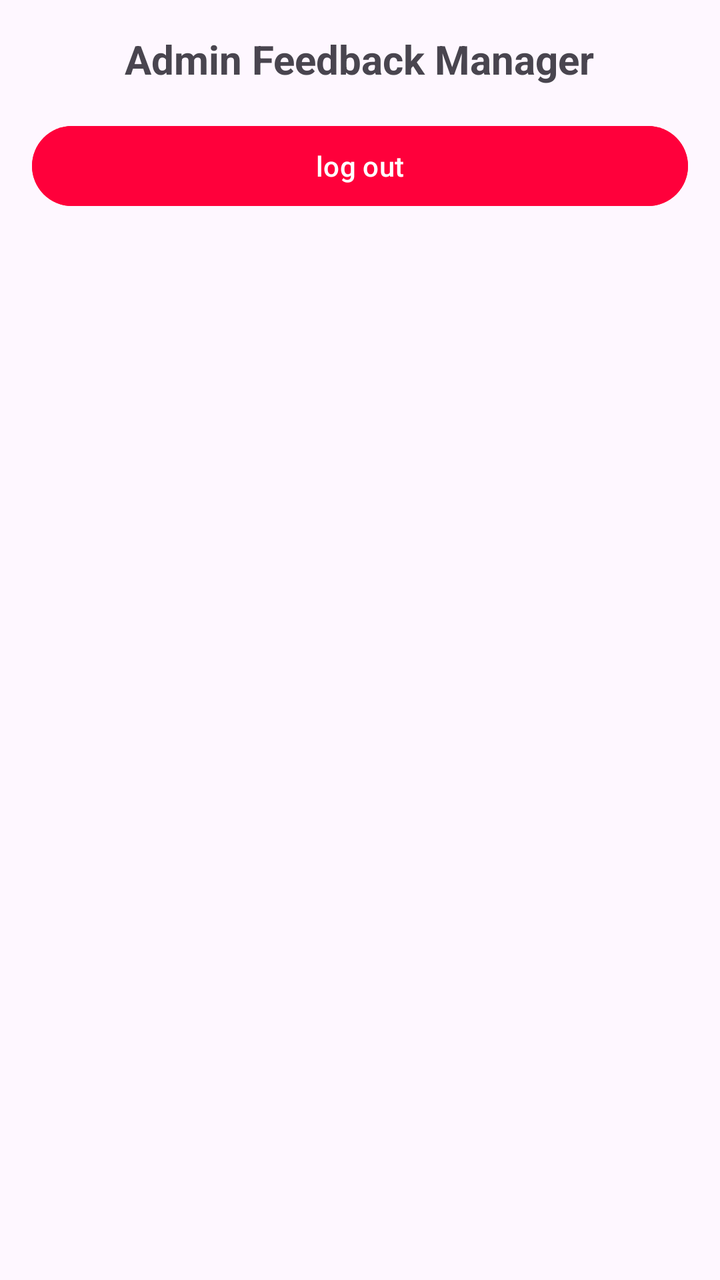
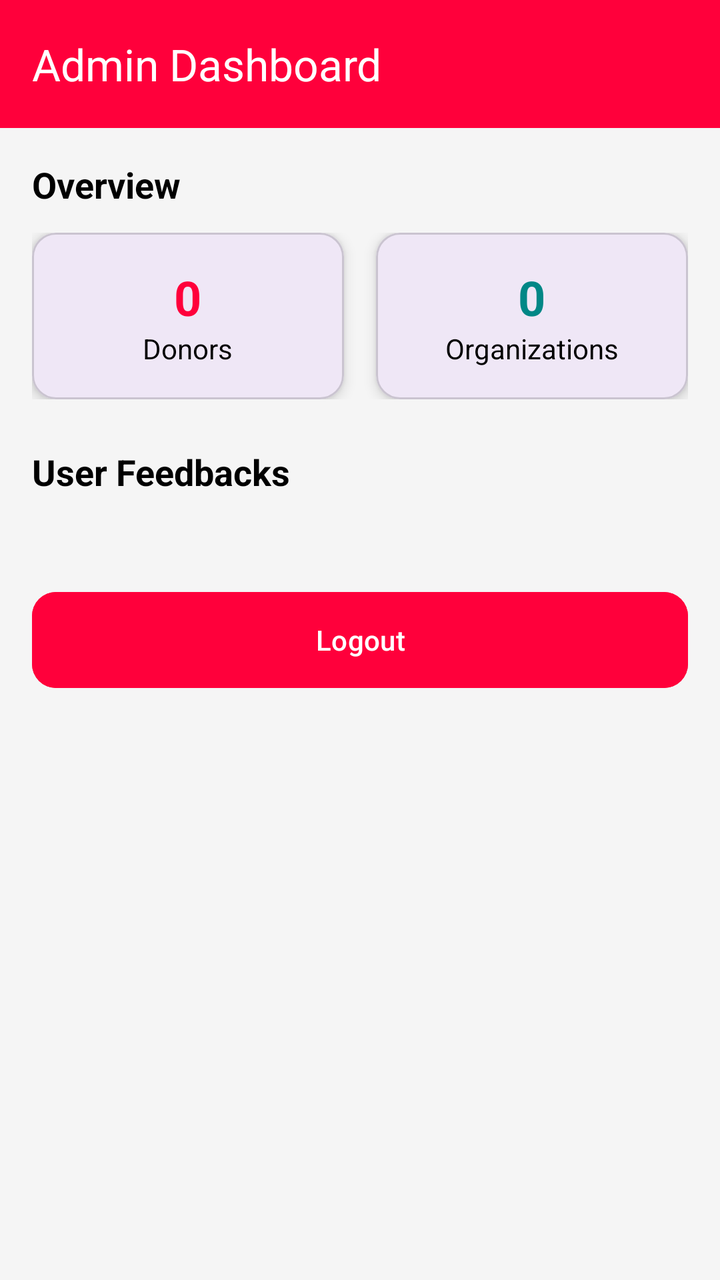

The first picture is an Android layout as it rendered before a commit; the second is the same layout after the commit. The layout source and the unified diff follow.
<!-- AndroidManifest.xml: application theme Theme.Orphans -->
<!-- res/layout/activity_admin.xml -->
<?xml version="1.0" encoding="utf-8"?>
<LinearLayout xmlns:android="http://schemas.android.com/apk/res/android"
    android:layout_width="match_parent"
    android:layout_height="match_parent"
    android:orientation="vertical"
    android:padding="16dp">

    <TextView
        android:id="@+id/adminTitle"
        android:layout_width="wrap_content"
        android:layout_height="wrap_content"
        android:text="Admin Feedback Manager"
        android:textSize="20sp"
        android:textStyle="bold"
        android:layout_gravity="center"/>

    <androidx.recyclerview.widget.RecyclerView
        android:id="@+id/feedbackRecyclerView"
        android:layout_width="match_parent"
        android:layout_height="wrap_content"
        android:layout_marginTop="16dp" />

    <Button
        android:id="@+id/logoutButton"
        android:layout_width="match_parent"
        android:layout_height="wrap_content"
        android:backgroundTint="@color/pinkColor"
        android:text="log out" />

</LinearLayout>
<!-- resources referenced by this layout -->
<resources>
  <color name="pinkColor">#FF003B</color>
  <style name="Theme.Orphans" parent="Base.Theme.Orphans" />
  <style name="Base.Theme.Orphans" parent="Theme.Material3.DayNight.NoActionBar">
          
          
      </style>
</resources>

<!-- the commit's change to res/layout/activity_admin.xml (unified diff, before → after) -->
@@ -1,30 +1,237 @@
+<?xml version="1.0" encoding="utf-8"?>
+<androidx.coordinatorlayout.widget.CoordinatorLayout xmlns:android="http://schemas.android.com/apk/res/android"
+    xmlns:app="http://schemas.android.com/apk/res-auto"
+    xmlns:tools="http://schemas.android.com/tools"
+    android:layout_width="match_parent"
+    android:layout_height="match_parent"
+    android:background="#F5F5F5">
+
+    <com.google.android.material.appbar.AppBarLayout
+        android:layout_width="match_parent"
+        android:layout_height="wrap_content"
+        android:background="@color/pinkColor">
+
+        <androidx.appcompat.widget.Toolbar
+            android:layout_width="match_parent"
+            android:layout_height="?attr/actionBarSize"
+            app:title="Admin Dashboard"
+            app:titleTextColor="@color/white" />
+
+    </com.google.android.material.appbar.AppBarLayout>
+
+    <androidx.core.widget.NestedScrollView
+        android:layout_width="match_parent"
+        android:layout_height="match_parent"
+        app:layout_behavior="@string/appbar_scrolling_view_behavior">
+
+        <LinearLayout
+            android:layout_width="match_parent"
+            android:layout_height="wrap_content"
+            android:orientation="vertical"
+            android:padding="16dp">
+
+            
+            <TextView
+                android:layout_width="wrap_content"
+                android:layout_height="wrap_content"
+                android:text="Overview"
+                android:textColor="@color/black"
+                android:textSize="18sp"
+                android:textStyle="bold"
+                android:layout_marginBottom="12dp"/>
+
+            <LinearLayout
+                android:layout_width="match_parent"
+                android:layout_height="wrap_content"
+                android:orientation="horizontal"
+                android:baselineAligned="false">
+
+                <com.google.android.material.card.MaterialCardView
+                    android:layout_width="0dp"
+                    android:layout_height="wrap_content"
+                    android:layout_weight="1"
+                    android:layout_marginEnd="8dp"
+                    app:cardCornerRadius="12dp"
+                    app:cardElevation="4dp">
+
+                    <LinearLayout
+                        android:layout_width="match_parent"
+                        android:layout_height="wrap_content"
+                        android:orientation="vertical"
+                        android:padding="16dp"
+                        android:gravity="center">
+
+                        <TextView
+                            android:id="@+id/donorCountText"
+                            android:layout_width="wrap_content"
+                            android:layout_height="wrap_content"
+                            android:text="0"
+                            android:textColor="@color/pinkColor"
+                            android:textSize="24sp"
+                            android:textStyle="bold" />
+
+                        <TextView
+                            android:layout_width="wrap_content"
+                            android:layout_height="wrap_content"
+                            android:text="Donors"
+                            android:textColor="@color/black"
+                            android:textSize="14sp" />
+                    </LinearLayout>
+                </com.google.android.material.card.MaterialCardView>
+
+                <com.google.android.material.card.MaterialCardView
+                    android:layout_width="0dp"
+                    android:layout_height="wrap_content"
+                    android:layout_weight="1"
+                    android:layout_marginStart="8dp"
+                    app:cardCornerRadius="12dp"
+                    app:cardElevation="4dp">
+
+                    <LinearLayout
+                        android:layout_width="match_parent"
+                        android:layout_height="wrap_content"
+                        android:orientation="vertical"
+                        android:padding="16dp"
+                        android:gravity="center">
+
+                        <TextView
+                            android:id="@+id/orgCountText"
+                            android:layout_width="wrap_content"
+                            android:layout_height="wrap_content"
+                            android:text="0"
+                            android:textColor="@color/teal_700"
+                            android:textSize="24sp"
+                            android:textStyle="bold" />
+
+                        <TextView
+                            android:layout_width="wrap_content"
+                            android:layout_height="wrap_content"
+                            android:text="Organizations"
+                            android:textColor="@color/black"
+                            android:textSize="14sp" />
+                    </LinearLayout>
+                </com.google.android.material.card.MaterialCardView>
+
+            </LinearLayout>
+
+            
+            <TextView
+                android:layout_width="wrap_content"
+                android:layout_height="wrap_content"
+                android:text="User Feedbacks"
+                android:textColor="@color/black"
+                android:textSize="18sp"
+                android:textStyle="bold"
+                android:layout_marginTop="24dp"
+                android:layout_marginBottom="12dp"/>
+
+            <com.google.android.material.card.MaterialCardView
+                android:layout_width="match_parent"
+                android:layout_height="wrap_content"
+                app:cardCornerRadius="12dp"
+                app:cardElevation="2dp"
+                app:strokeWidth="0dp">
+
+                <androidx.recyclerview.widget.RecyclerView
+                    android:id="@+id/feedbackRecyclerView"
+                    android:layout_width="match_parent"
+                    android:layout_height="wrap_content"
+                    android:nestedScrollingEnabled="false"
+                    tools:listitem="@layout/item_feedback" />
+
+            </com.google.android.material.card.MaterialCardView>
+
+            <Button
+                android:id="@+id/logoutButton"
+                android:layout_width="match_parent"
+                android:layout_height="56dp"
+                android:layout_marginTop="32dp"
+                android:layout_marginBottom="16dp"
+                android:backgroundTint="@color/pinkColor"
+                android:text="Logout"
+                android:textAllCaps="false"
+                app:cornerRadius="12dp" />
+
+        </LinearLayout>
+    </androidx.core.widget.NestedScrollView>
+
+</androidx.coordinatorlayout.widget.CoordinatorLayout>
+<!-- res/layout/item_feedback.xml (included above) -->
 <?xml version="1.0" encoding="utf-8"?>
 <LinearLayout xmlns:android="http://schemas.android.com/apk/res/android"
+    xmlns:app="http://schemas.android.com/apk/res-auto"
     android:layout_width="match_parent"
-    android:layout_height="match_parent"
+    android:layout_height="wrap_content"
     android:orientation="vertical"
-    android:padding="16dp">
-
-    <TextView
-        android:id="@+id/adminTitle"
-        android:layout_width="wrap_content"
-        android:layout_height="wrap_content"
-        android:text="Admin Feedback Manager"
-        android:textSize="20sp"
-        android:textStyle="bold"
-        android:layout_gravity="center"/>
-
-    <androidx.recyclerview.widget.RecyclerView
-        android:id="@+id/feedbackRecyclerView"
-        android:layout_width="match_parent"
-        android:layout_height="wrap_content"
-        android:layout_marginTop="16dp" />
-
-    <Button
-        android:id="@+id/logoutButton"
-        android:layout_width="match_parent"
-        android:layout_height="wrap_content"
-        android:backgroundTint="@color/pinkColor"
-        android:text="log out" />
+    android:padding="16dp"
+    android:background="?attr/selectableItemBackground">
+
+    <View
+        android:layout_width="match_parent"
+        android:layout_height="1dp"
+        android:background="#EEEEEE"
+        android:layout_marginBottom="12dp"/>
+
+    <androidx.constraintlayout.widget.ConstraintLayout
+        android:layout_width="match_parent"
+        android:layout_height="wrap_content">
+
+        <TextView
+            android:id="@+id/userRoleTextView"
+            android:layout_width="wrap_content"
+            android:layout_height="wrap_content"
+            android:text="ROLE"
+            android:textColor="@color/pinkColor"
+            android:textSize="12sp"
+            android:textStyle="bold"
+            app:layout_constraintStart_toStartOf="parent"
+            app:layout_constraintTop_toTopOf="parent" />
+
+        <TextView
+            android:id="@+id/userEmailTextView"
+            android:layout_width="wrap_content"
+            android:layout_height="wrap_content"
+            android:layout_marginStart="8dp"
+            android:text="user@gmail.com"
+            android:textColor="@color/gray"
+            android:textSize="12sp"
+            app:layout_constraintStart_toEndOf="@id/userRoleTextView"
+            app:layout_constraintTop_toTopOf="@id/userRoleTextView"
+            app:layout_constraintBottom_toBottomOf="@id/userRoleTextView" />
+
+        <RatingBar
+            android:id="@+id/itemRatingBar"
+            style="@style/Widget.AppCompat.RatingBar.Small"
+            android:layout_width="wrap_content"
+            android:layout_height="wrap_content"
+            android:numStars="5"
+            android:stepSize="0.5"
+            app:layout_constraintEnd_toEndOf="parent"
+            app:layout_constraintTop_toTopOf="parent" />
+
+        <TextView
+            android:id="@+id/feedbackTextView"
+            android:layout_width="0dp"
+            android:layout_height="wrap_content"
+            android:layout_marginTop="8dp"
+            android:text="Feedback text goes here..."
+            android:textColor="@color/black"
+            android:textSize="16sp"
+            app:layout_constraintEnd_toStartOf="@id/deleteButton"
+            app:layout_constraintStart_toStartOf="parent"
+            app:layout_constraintTop_toBottomOf="@id/userRoleTextView" />
+
+        <com.google.android.material.button.MaterialButton
+            android:id="@+id/deleteButton"
+            style="@style/Widget.MaterialComponents.Button.TextButton"
+            android:layout_width="wrap_content"
+            android:layout_height="wrap_content"
+            android:text="Delete"
+            android:textColor="#E53935"
+            app:layout_constraintBottom_toBottomOf="parent"
+            app:layout_constraintEnd_toEndOf="parent"
+            app:layout_constraintTop_toBottomOf="@id/itemRatingBar" />
+
+    </androidx.constraintlayout.widget.ConstraintLayout>
 
 </LinearLayout>
<!-- resource entries referenced after the edit -->
@@ -1,6 +1,10 @@
 <!-- resources referenced by this layout -->
 <resources>
+  <color name="black">#FF000000</color>
+  <color name="gray">#EB4E4B4C</color>
   <color name="pinkColor">#FF003B</color>
+  <color name="teal_700">#FF018786</color>
+  <color name="white">#FFFFFFFF</color>
   <style name="Theme.Orphans" parent="Base.Theme.Orphans" />
   <style name="Base.Theme.Orphans" parent="Theme.Material3.DayNight.NoActionBar">
           
